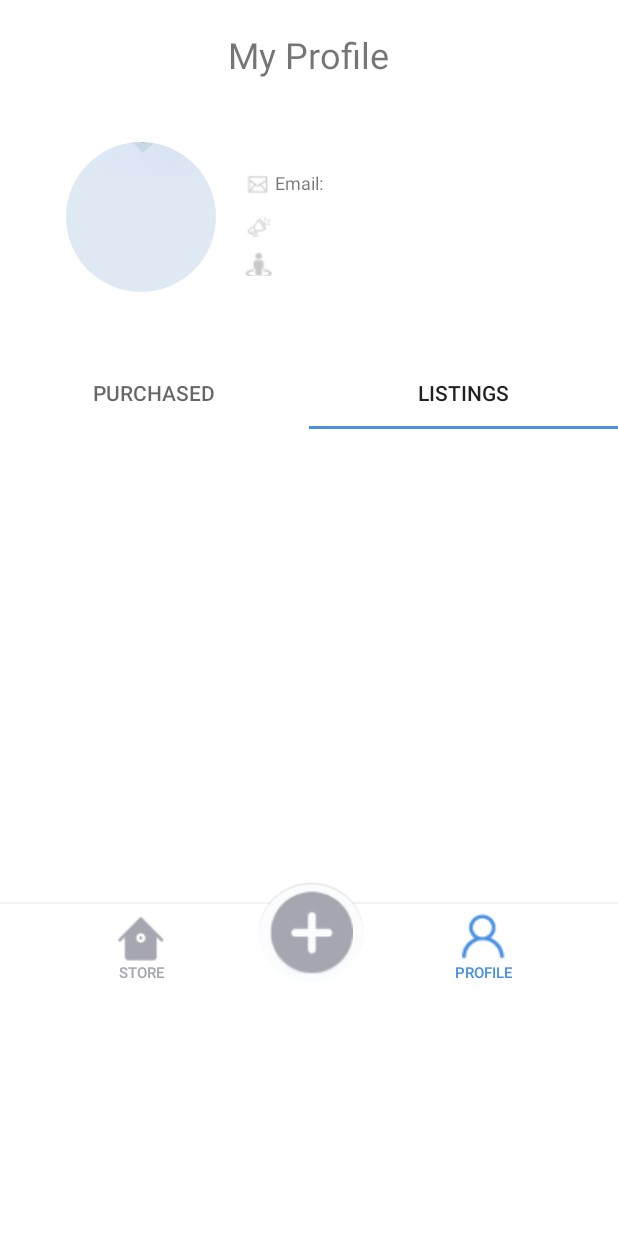
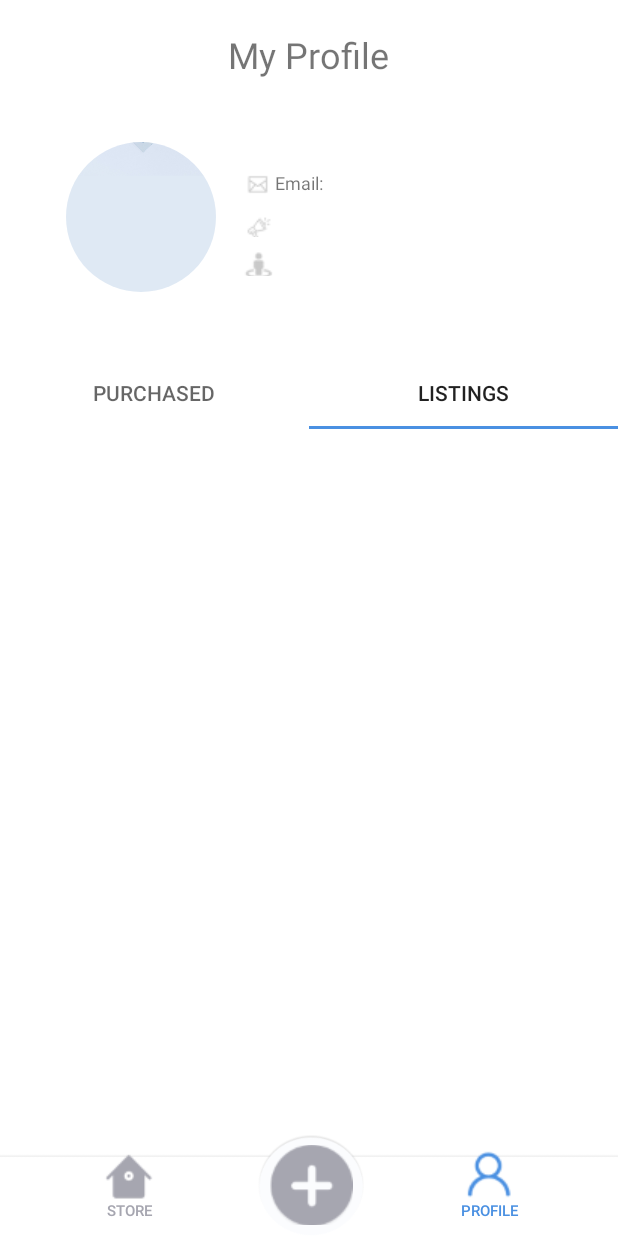
Before and after one commit to PhilipLeong/MAPP-CA4, an Android app: the ProfileActivity screen opened directly, with no data from a screen before it, tab 2 chosen, on a phone screen of 412 x 824 dp. Run offline under Robolectric (Android 15) with nearby library versions, the phone set to English and light mode, and no system bars; our stand-ins replace CircleImageView, Firebase (no records; nobody signed in at launch, a user with empty details on screens opened directly); 3 statements that could not run were skipped.

Commit message:
Bottom Navigation

```diff
--- a/BookHub/app/src/main/res/layout/bottommenu.xml
+++ b/BookHub/app/src/main/res/layout/bottommenu.xml
@@ -1,51 +1,65 @@
 <?xml version="1.0" encoding="utf-8"?>
-<LinearLayout xmlns:android="http://schemas.android.com/apk/res/android"
+<androidx.constraintlayout.widget.ConstraintLayout xmlns:android="http://schemas.android.com/apk/res/android"
     xmlns:app="http://schemas.android.com/apk/res-auto"
-    android:layout_width="wrap_content"
-    android:layout_height="wrap_content"
+    xmlns:tools="http://schemas.android.com/tools"
+    android:layout_width="match_parent"
+    android:layout_height="match_parent"
     android:gravity="bottom"
     android:id="@+id/menubar"
     android:orientation="vertical">
 
     <LinearLayout
+        android:id="@+id/linearLayout"
         android:layout_width="wrap_content"
         android:layout_height="67dp"
         android:background="@drawable/bottom"
-        android:gravity="bottom">
+        android:gravity="bottom"
+        app:layout_constraintBottom_toBottomOf="parent"
+        app:layout_constraintEnd_toEndOf="parent"
+        app:layout_constraintStart_toStartOf="parent">
+
+    </LinearLayout>
+
+    <Button
+        android:id="@+id/profile_Btn"
+        style="?android:attr/borderlessButtonStyle"
+        android:layout_width="wrap_content"
+        android:layout_height="wrap_content"
+        android:layout_marginStart="240dp"
+        android:drawableTop="@drawable/profile_icon"
+        android:text="Profile"
+        android:textColor="#a6a6b0"
+        android:textSize="10sp"
+        app:layout_constraintBottom_toBottomOf="parent"
+        app:layout_constraintEnd_toEndOf="@+id/linearLayout"
+        app:layout_constraintStart_toStartOf="@+id/linearLayout" />
+
+    <ImageButton
+        android:id="@+id/post_Btn"
+        android:layout_width="55dp"
+        android:layout_height="53dp"
+        android:layout_gravity="center"
+        android:layout_marginEnd="5dp"
+        android:layout_marginBottom="7dp"
+        android:background="#00000000"
+        android:translationX="4dp"
+        app:layout_constraintBottom_toBottomOf="parent"
+        app:layout_constraintEnd_toEndOf="@+id/linearLayout"
+        app:layout_constraintStart_toStartOf="@+id/linearLayout"
+        app:srcCompat="@drawable/post_icon" />
 
     <Button
         android:id="@+id/store_Btn"
         style="?android:attr/borderlessButtonStyle"
         android:layout_width="wrap_content"
         android:layout_height="wrap_content"
+        android:layout_marginEnd="240dp"
         android:drawableTop="@drawable/store_icon"
         android:text="Store"
         android:textColor="#a6a6b0"
         android:textSize="10sp"
-            android:translationX="50dp"
-            android:translationY="10dp" />
+        app:layout_constraintBottom_toBottomOf="parent"
+        app:layout_constraintEnd_toEndOf="parent"
+        app:layout_constraintStart_toStartOf="@+id/linearLayout" />
 
-        <Button
-            android:id="@+id/profile_Btn"
-            style="?android:attr/borderlessButtonStyle"
-            android:layout_width="wrap_content"
-            android:layout_height="wrap_content"
-            android:drawableTop="@drawable/profile_icon"
-            android:text="Profile"
-            android:textColor="#a6a6b0"
-            android:textSize="10sp"
-            android:translationX="190dp"
-            android:translationY="10dp" />
-
-        <ImageButton
-            android:id="@+id/post_Btn"
-            android:layout_width="wrap_content"
-            android:layout_height="wrap_content"
-            android:layout_gravity="center"
-            android:background="#00000000"
-            android:translationX="4dp"
-            app:srcCompat="@drawable/post_icon" />
-
-    </LinearLayout>
-
-</LinearLayout>
+</androidx.constraintlayout.widget.ConstraintLayout>
--- a/BookHub/app/src/main/res/layout/listingsfragment.xml
+++ b/BookHub/app/src/main/res/layout/listingsfragment.xml
@@ -1,11 +1,26 @@
 <?xml version="1.0" encoding="utf-8"?>
 <ScrollView xmlns:android="http://schemas.android.com/apk/res/android"
+    xmlns:app="http://schemas.android.com/apk/res-auto"
     android:layout_width="match_parent"
     android:layout_height="match_parent">
 
-<LinearLayout xmlns:android="http://schemas.android.com/apk/res/android"
+<androidx.constraintlayout.widget.ConstraintLayout xmlns:android="http://schemas.android.com/apk/res/android"
     android:layout_width="match_parent"
     android:layout_height="match_parent"
     android:background="@color/colorPrimary"
-    android:orientation="vertical" />
+    android:orientation="vertical" >
+
+    <GridView
+        android:id="@+id/listings_GridView"
+        android:columnCount="2"
+        android:layout_width="wrap_content"
+        android:layout_height="wrap_content"
+
+        app:layout_constraintBottom_toBottomOf="parent"
+        app:layout_constraintEnd_toEndOf="parent"
+        app:layout_constraintStart_toStartOf="parent"
+        >
+
+    </GridView>
+</androidx.constraintlayout.widget.ConstraintLayout>
 </ScrollView>
```
Also changed, not shown: BookHub/app/src/main/res/layout/profilelisting_cardview.xml (added, +57 -0 lines). Lines whose indentation alone changed are shown as unchanged.
